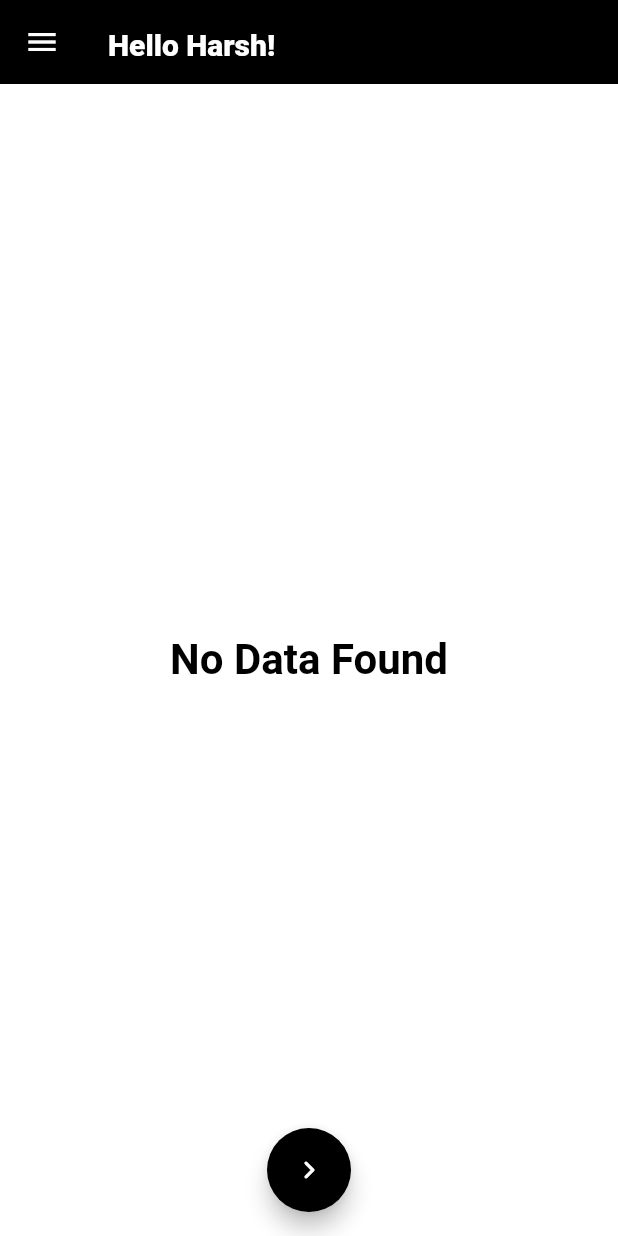
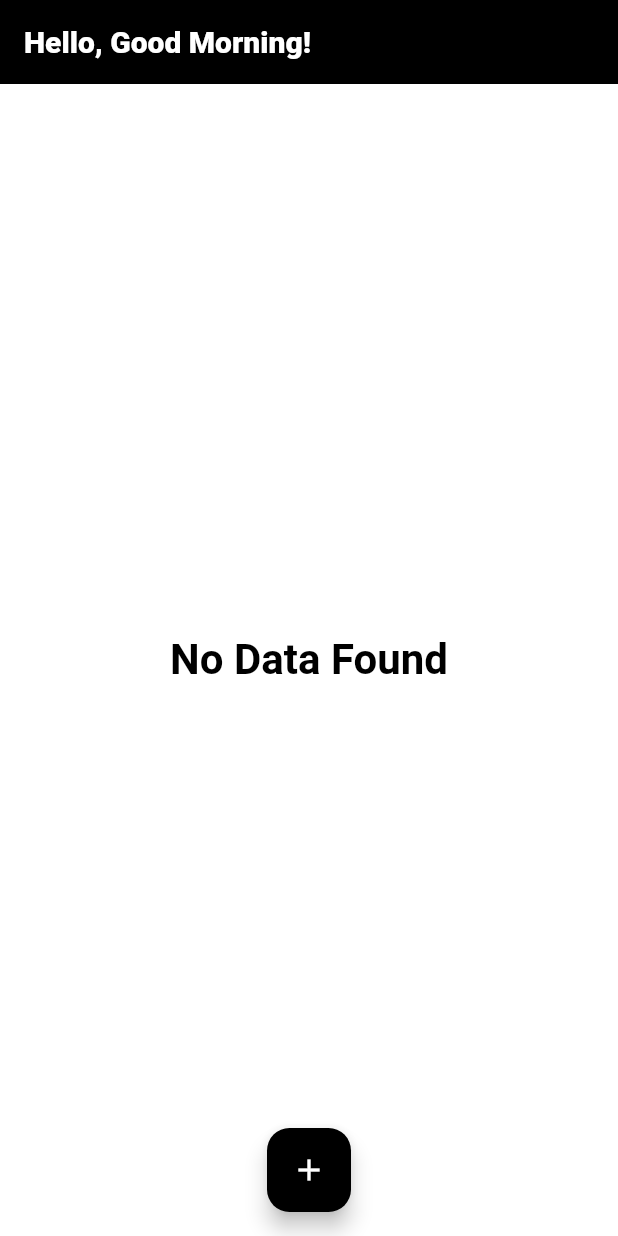
Before and after one commit to hgajipara246/todo_app, a Flutter app: the screen it shows after launch, on a phone screen of 412 x 824 dp. Run offline on Flutter 3.47's test engine with Material 2 defaults, Android fonts, the phone set to English and light mode, and no system bars; our stand-ins replace shared_preferences.

Commit message:
11/7/2023

```diff
--- a/lib/res/common/app_text_feild.dart
+++ b/lib/res/common/app_text_feild.dart
@@ -20,6 +20,7 @@ class AppTextField extends StatelessWidget {
 
     return TextField(
       textAlignVertical: TextAlignVertical.bottom,
+      keyboardType: TextInputType.name,
       controller: controller,
       minLines: minAndMaxLine,
       maxLines: minAndMaxLine,
@@ -32,13 +33,13 @@ class AppTextField extends StatelessWidget {
       ),
       decoration: InputDecoration(
         enabledBorder: OutlineInputBorder(
-          borderSide: BorderSide(color: CupertinoColors.black),
+          borderSide: const BorderSide(color: CupertinoColors.black),
           borderRadius: BorderRadius.all(
             Radius.circular(width / 150),
           ),
         ),
         focusedBorder: OutlineInputBorder(
-          borderSide: BorderSide(color: Colors.black),
+          borderSide: const BorderSide(color: Colors.black),
           borderRadius: BorderRadius.all(
             Radius.circular(width / 150),
           ),
--- a/lib/res/constant/app_string.dart
+++ /dev/null
@@ -1,9 +0,0 @@
-import 'package:flutter/material.dart';
-
-class AppString {
-  static Text homePageTitle = Text(
-    "Hello Harsh!",
-    style: TextStyle(color: Colors.white, fontWeight: FontWeight.w800, fontSize: 20, height: 1.5),
-  );
-  static String selectedTime = "Selected Time";
-}
--- a/lib/view/home_screen.dart
+++ b/lib/view/home_screen.dart
@@ -3,7 +3,6 @@ import 'dart:convert';
 import 'package:flutter/material.dart';
 import 'package:shared_preferences/shared_preferences.dart';
 import 'package:todo_app/model/to_do_model.dart';
-import 'package:todo_app/res/constant/app_string.dart';
 import 'package:todo_app/view/todo_enter_data.dart';
 import 'package:todo_app/view/todo_tile.dart';
 
@@ -15,6 +14,23 @@ class HomeScreen extends StatefulWidget {
 }
 
 class _HomeScreenState extends State<HomeScreen> {
+  String getGreeting() {
+    final currentTime = DateTime.now();
+    final currentHour = currentTime.hour;
+
+    String greeting;
+
+    if (currentHour < 12) {
+      greeting = 'Good Morning';
+    } else if (currentHour < 17) {
+      greeting = 'Good Afternoon';
+    } else {
+      greeting = 'Good Evening';
+    }
+
+    return greeting;
+  }
+
   SharedPreferences? sharedPreferences;
 
   List<ToDoModel> toDoModel = [];
@@ -63,7 +79,14 @@ class _HomeScreenState extends State<HomeScreen> {
         iconTheme: const IconThemeData(color: Colors.white),
         backgroundColor: Colors.black,
         elevation: 0,
-        title: AppString.homePageTitle,
+        title: Text(
+          "Hello, ${getGreeting()}!",
+          style: TextStyle(
+            color: Colors.white,
+            fontWeight: FontWeight.w800,
+            fontSize: 20,
+          ),
+        ),
       ),
       body: toDoModel.isEmpty
           ? const Center(
@@ -83,7 +106,7 @@ class _HomeScreenState extends State<HomeScreen> {
                   title: toDoModel[index].title,
                   time: toDoModel[index].time,
                   description: toDoModel[index].discription,
-                  count: (index + 1).toString(),
+                  count: "${(index + 1).toString()}.",
                   onEdit: () {
                     Navigator.push(
                       context,
@@ -110,6 +133,9 @@ class _HomeScreenState extends State<HomeScreen> {
             ),
       floatingActionButtonLocation: FloatingActionButtonLocation.centerFloat,
       floatingActionButton: FloatingActionButton(
+        shape: RoundedRectangleBorder(
+          borderRadius: BorderRadius.circular(15),
+        ),
         backgroundColor: Colors.black,
         onPressed: () {
           Navigator.push(
@@ -121,10 +147,9 @@ class _HomeScreenState extends State<HomeScreen> {
             getData();
           });
         },
-        child: const Icon(Icons.navigate_next_rounded),
+        child: const Icon(Icons.add),
       ),
       backgroundColor: Colors.white,
-      drawer: const Drawer(),
     );
   }
 }
--- a/lib/view/todo_enter_data.dart
+++ b/lib/view/todo_enter_data.dart
@@ -6,7 +6,6 @@ import 'package:flutter/material.dart';
 import 'package:shared_preferences/shared_preferences.dart';
 import 'package:todo_app/model/to_do_model.dart';
 import 'package:todo_app/res/common/app_text_feild.dart';
-import 'package:todo_app/res/constant/app_string.dart';
 
 class TodoEnterData extends StatefulWidget {
   final ToDoModel? toDoModel;
@@ -119,7 +118,7 @@ class _TodoEnterDataState extends State<TodoEnterData> {
                       ),
                     ),
                     child: Text(
-                      time.isNotEmpty ? time : AppString.selectedTime,
+                      time.isNotEmpty ? time : "Selected Time",
                       style: TextStyle(
                         color: time.isNotEmpty ? Colors.black : Colors.grey.shade700,
                         fontSize: 16,
--- a/pubspec.yaml
+++ b/pubspec.yaml
@@ -39,6 +39,8 @@ dependencies:
   # The following adds the Cupertino Icons font to your application.
   # Use with the CupertinoIcons class for iOS style icons.
   cupertino_icons: ^1.0.2
+  math_expressions: ^2.4.0
+  custom_pop_up_menu: ^1.2.4
 
 
 dev_dependencies:
```
Also changed, not shown: lib/view/todo_tile.dart (+90 -61 lines), pubspec.lock.
